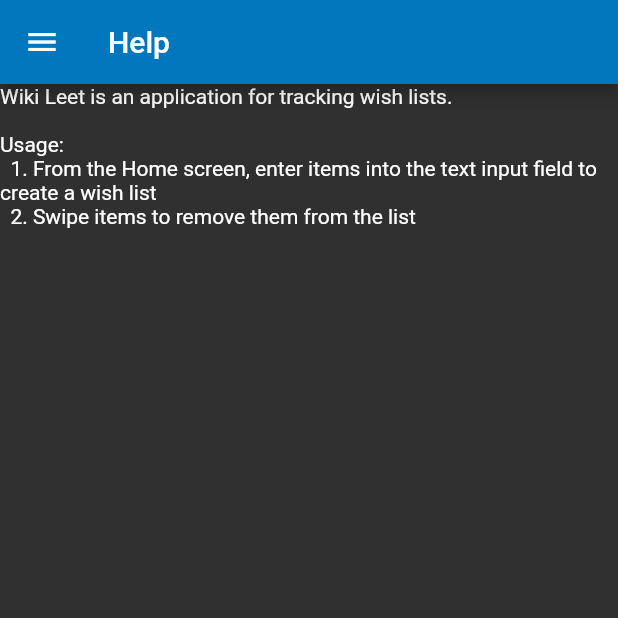
After one commit to gabeduke/leetapp, a Flutter app: the HelpPage screen opened directly, on a phone screen of 412 x 824 dp, the top half of it. The commit adds this screen. Run offline on Flutter 3.47's test engine with Material 2 defaults, Android fonts, the phone set to English and light mode, and no system bars; our stand-ins replace cached_network_image, cloud_firestore, firebase_auth, firebase_storage, fluttertoast, google_sign_in and 2 more; accounts and stored records are empty; Roboto replaces fonts that are missing (Hind, Montserrat).

Commit message:
add versioning script, update help

```diff
--- a/lib/drawer.dart
+++ b/lib/drawer.dart
@@ -1,4 +1,4 @@
-import 'package:app/about.dart';
+import 'package:app/help.dart';
 import 'package:app/home.dart';
 import 'package:flutter/cupertino.dart';
 import 'package:flutter/material.dart';
@@ -49,12 +49,12 @@ class LeetDrawerState extends State<LeetDrawer> {
             ),
             new ListTile(
               leading: new Icon(Icons.info),
-              title: new Text('About'),
+              title: new Text('Help'),
               onTap: () {
                 Navigator.pop(context);
                 Navigator.push(
                 context,
-                new MaterialPageRoute(builder: (ctxt) => new AboutPage()),
+                new MaterialPageRoute(builder: (ctxt) => new HelpPage()),
                 );},
             ),
           ],
--- /dev/null
+++ b/lib/help.dart
@@ -0,0 +1,22 @@
+
+import 'package:flutter/cupertino.dart';
+import 'package:flutter/material.dart';
+import 'package:app/drawer.dart';
+
+class HelpPage extends StatelessWidget {
+  @override
+  Widget build (BuildContext ctxt) {
+    return new Scaffold(
+      appBar: new AppBar(
+        title: new Text("Help"),
+      ),
+      drawer: LeetDrawer(),
+      body: new Text('''
+Wiki Leet is an application for tracking wish lists.
+
+Usage:
+  1. From the Home screen, enter items into the text input field to create a wish list
+  2. Swipe items to remove them from the list
+'''),);
+  }
+}
```
Also changed, not shown: lib/about.dart (deleted, +0 -17 lines), 1 other file.
